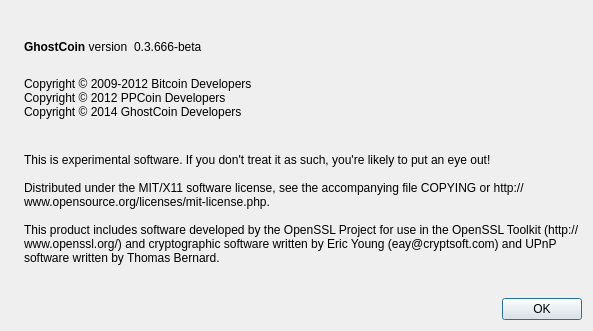
Qt form src/qt/forms/aboutdialog.ui (magi-retro/peercoin) before a commit.
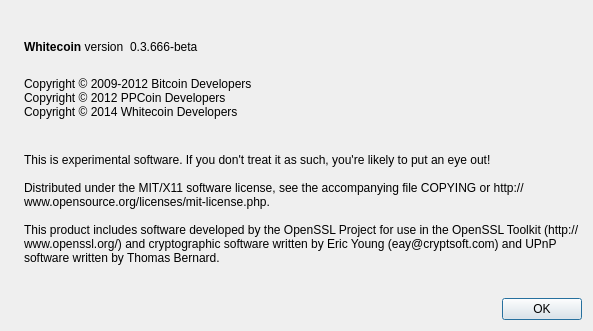
The same form after that commit. Icons and pictures are not drawn.

Commit message: FORK-WHITE: [REMOVE] [REPLACE-COINNAME] Replace from GhostCoin to WhiteCoin .

Diff of the .ui file:
```diff
--- a/src/qt/forms/aboutdialog.ui
+++ b/src/qt/forms/aboutdialog.ui
@@ -50,7 +50,7 @@
           <cursorShape>IBeamCursor</cursorShape>
          </property>
          <property name="text">
-          <string>&lt;b&gt;GhostCoin&lt;/b&gt; version</string>
+          <string>&lt;b&gt;Whitecoin&lt;/b&gt; version</string>
          </property>
          <property name="textInteractionFlags">
           <set>Qt::LinksAccessibleByMouse|Qt::TextSelectableByKeyboard|Qt::TextSelectableByMouse</set>
@@ -94,7 +94,7 @@
         <string>
 Copyright © 2009-2012 Bitcoin Developers
 Copyright © 2012 PPCoin Developers
-Copyright © 2014 GhostCoin Developers
+Copyright © 2014 Whitecoin Developers
 </string>
        </property>
        <property name="textInteractionFlags">
```
Left out of the diff: 2 changed lines with no effect on the pictures. The commit also changes 33 other files.
